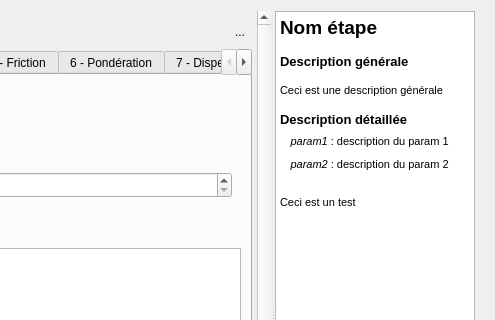
This is BioDispersal_dialog_base.ui in MathieuChailloux/BioDispersal as Qt 5 draws it before an edit; both pictures show x 429 to 924 and y 0 to 320 of the 924 by 708 pixel window. The edited form follows.
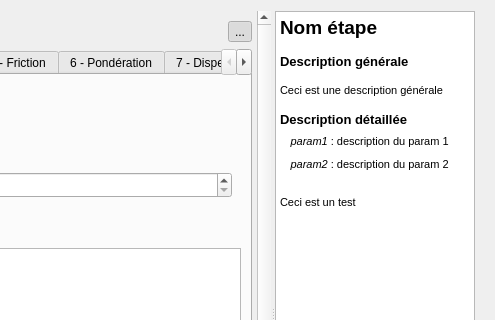
This is the edited form. Icons and pictures are not drawn. Custom widgets are drawn as their Qt base class.

Commit message: New algorithm rasterselectionbyvalue'

What changed in the file:
```diff
--- a/BioDispersal_dialog_base.ui
+++ b/BioDispersal_dialog_base.ui
@@ -211,6 +211,9 @@
              <property name="checkable">
               <bool>true</bool>
              </property>
+             <property name="checked">
+              <bool>true</bool>
+             </property>
              <property name="autoRaise">
               <bool>true</bool>
              </property>
```
Left out of the diff: 3 changed lines with no effect on the pictures. The commit also changes 1 other file.
